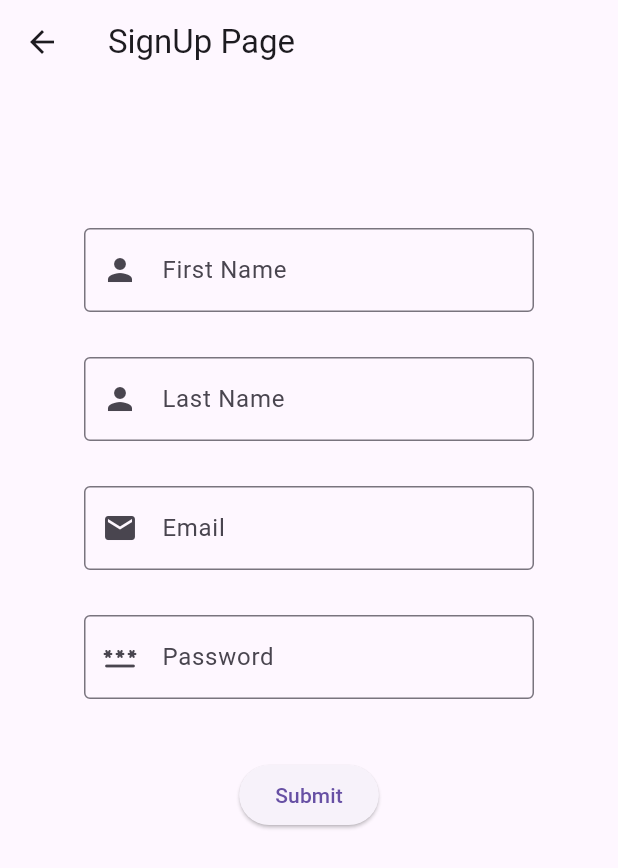
After one commit to vaibhav494/ecommerce_android, a Flutter app: the screen it shows after launch, after a tap on "SingUp", on a phone screen of 412 x 824 dp. The commit adds this screen. Shown: the top 868 px of the screen. Run offline on Flutter 3.47's test engine with Material 3 defaults, Android fonts, the phone set to English and light mode, and no system bars.

Commit message:
added RegisterPage.dart ,centered all container in product page

```diff
--- a/lib/LoginPage.dart
+++ b/lib/LoginPage.dart
@@ -1,7 +1,7 @@
-import 'package:flutter/cupertino.dart';
 import 'package:flutter/material.dart';
 import 'package:main_ecommerce/ForgotPage.dart';
 import 'package:main_ecommerce/main.dart';
+import 'package:main_ecommerce/RegisterPage.dart';
 class LoginPage extends StatefulWidget {
   @override
   _LoginPageState createState() => _LoginPageState();
@@ -123,7 +123,7 @@ class _LoginPageState extends State<LoginPage> {
                           onPressed: () {
                             Navigator.push(
                               context,
-                              MaterialPageRoute(builder: (context) => MyHomePage()),
+                              MaterialPageRoute(builder: (context) => RegisterPage()),
                             );
                           },
                           child: Text('SingUp'),
--- /dev/null
+++ b/lib/RegisterPage.dart
@@ -0,0 +1,94 @@
+import 'package:flutter/material.dart';
+import 'package:main_ecommerce/LoginPage.dart';
+class RegisterPage extends StatefulWidget {
+  @override
+  _RegisterPage createState() => _RegisterPage();
+}
+class _RegisterPage extends State<RegisterPage> {
+  Widget build(BuildContext context){
+    return Scaffold(
+      appBar: AppBar(
+        title: Text('SignUp Page'),
+      ),
+      body: Padding(
+        padding: const EdgeInsets.all(16.0),
+
+        child :Align(
+          alignment: Alignment.center,
+          child : Column(
+
+            children:[
+              //enter name
+              Container(
+                margin: const EdgeInsets.only(top: 80),
+                child: SizedBox(
+                  width: 300,
+                  child: TextField(
+                    decoration: InputDecoration(
+                      prefixIcon: Icon(Icons.person),
+                      labelText: 'First Name',
+                      border: OutlineInputBorder(),
+                    ),
+                  ),
+                ),
+              ),
+              Container(
+                margin: const EdgeInsets.only(top: 30),
+                child: SizedBox(
+                  width: 300,
+                  child: TextField(
+                    decoration: InputDecoration(
+                      prefixIcon: Icon(Icons.person),
+                      labelText: 'Last Name',
+                      border: OutlineInputBorder(),
+                    ),
+                  ),
+                ),
+              ),
+              //enter email
+              Container(
+                margin: const EdgeInsets.only(top: 30),
+                child: SizedBox(
+                  width: 300,
+                  child: TextField(
+                    decoration: InputDecoration(
+                      prefixIcon: Icon(Icons.mail),
+                      labelText: 'Email',
+                      border: OutlineInputBorder(),
+                    ),
+                  ),
+                ),
+              ),
+              //password
+              Container(
+                margin: const EdgeInsets.only(top: 30),
+                child: SizedBox(
+                  width: 300,
+                  child: TextField(
+                    decoration: InputDecoration(
+                      prefixIcon: Icon(Icons.password_rounded),
+                      labelText: 'Password',
+                      border: OutlineInputBorder(),
+                    ),
+                  ),
+                ),
+              ),
+              Container(
+                margin: const EdgeInsets.only(top: 40),
+                child:ElevatedButton(
+                  onPressed: () {
+                    Navigator.push(
+                      context,
+                      MaterialPageRoute(builder: (context) => LoginPage()),
+                    );
+                  },
+                  child: Text('Submit'),
+                ),
+              ),
+            ],
+          ),
+        ),
+      ),
+    );
+  }
+}
--- a/lib/main.dart
+++ b/lib/main.dart
@@ -64,7 +64,7 @@ class _MyHomePageState extends State<MyHomePage> {
               //ROW FOR FIRST PRODUCT (IMAGE + DETAILS)
               Row(
                 //margin: const EdgeInsets.fromLTRB(20, 100, 20, 20),
-                mainAxisAlignment: MainAxisAlignment.start,
+                mainAxisAlignment: MainAxisAlignment.center,
                 children: [
                   //image container
                   Container(
@@ -97,7 +97,7 @@ class _MyHomePageState extends State<MyHomePage> {
               //ROW FOR SECOND PRODUCT (IMAGE + DETAILS)
               Row(
                 //margin: const EdgeInsets.fromLTRB(20, 100, 20, 20),
-                mainAxisAlignment: MainAxisAlignment.start,
+                mainAxisAlignment: MainAxisAlignment.center,
                 children: [
                   //image container
                   Container(
@@ -130,7 +130,7 @@ class _MyHomePageState extends State<MyHomePage> {
               //ROW FOR THIRD PRODUCT (IMAGE + DETAILS)
               Row(
                 //margin: const EdgeInsets.fromLTRB(20, 100, 20, 20),
-                mainAxisAlignment: MainAxisAlignment.start,
+                mainAxisAlignment: MainAxisAlignment.center,
                 children: [
                   //image container
                   Container(
@@ -163,7 +163,7 @@ class _MyHomePageState extends State<MyHomePage> {
               //ROW FOR FOURTH PRODUCT (IMAGE + DETAILS)
               Row(
                 //margin: const EdgeInsets.fromLTRB(20, 100, 20, 20),
-                mainAxisAlignment: MainAxisAlignment.start,
+                mainAxisAlignment: MainAxisAlignment.center,
                 children: [
                   //image container
                   Container(
@@ -196,7 +196,7 @@ class _MyHomePageState extends State<MyHomePage> {
               //ROW FOR FIFTH PRODUCT (IMAGE + DETAILS)
               Row(
                 //margin: const EdgeInsets.fromLTRB(20, 100, 20, 20),
-                mainAxisAlignment: MainAxisAlignment.start,
+                mainAxisAlignment: MainAxisAlignment.center,
                 children: [
                   //image container
                   Container(
@@ -229,7 +229,7 @@ class _MyHomePageState extends State<MyHomePage> {
               //ROW FOR SIXTH PRODUCT (IMAGE + DETAILS)
               Row(
                 //margin: const EdgeInsets.fromLTRB(20, 100, 20, 20),
-                mainAxisAlignment: MainAxisAlignment.start,
+                mainAxisAlignment: MainAxisAlignment.center,
                 children: [
                   //image container
                   Container(
@@ -262,7 +262,7 @@ class _MyHomePageState extends State<MyHomePage> {
               //ROW FOR SEVENTH PRODUCT (IMAGE + DETAILS)
               Row(
                 //margin: const EdgeInsets.fromLTRB(20, 100, 20, 20),
-                mainAxisAlignment: MainAxisAlignment.start,
+                mainAxisAlignment: MainAxisAlignment.center,
                 children: [
                   //image container
                   Container(
@@ -295,7 +295,7 @@ class _MyHomePageState extends State<MyHomePage> {
               //ROW FOR EIGHTH PRODUCT (IMAGE + DETAILS)
               Row(
                 //margin: const EdgeInsets.fromLTRB(20, 100, 20, 20),
-                mainAxisAlignment: MainAxisAlignment.start,
+                mainAxisAlignment: MainAxisAlignment.center,
                 children: [
                   //image container
                   Container(
```
